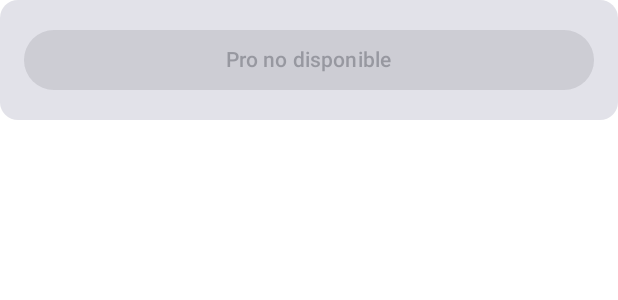
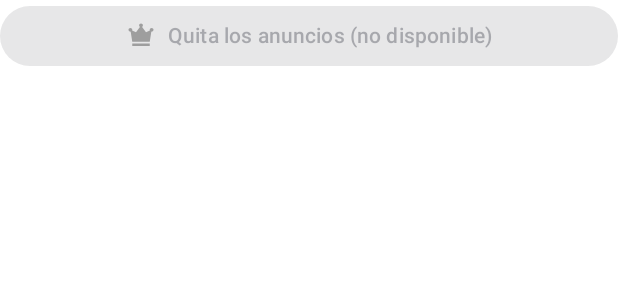
Before and after one commit to xerxes97/split_screen, an Android app built with Jetpack Compose: the @Preview function ProCardUnavailablePreview, on a phone screen of 412 x 824 dp. Shown: the top 300 px of the screen. Run offline under Robolectric (Android 15) with nearby library versions, the phone set to English and light mode, and no system bars.

Commit message:
feat: product ID from local.properties, BillingManager, crown UI
Move the Pro product ID to local.properties (PRO_PRODUCT_ID), validated
in the build script and injected as BuildConfig.PRO_PRODUCT_ID. A blank
ID shows Pro as unavailable and never revokes Pro. Rename
PlayBillingGateway to BillingManager and launchPurchase to
launchPurchaseFlow. ProCard shows a gold crown (Material Symbols) when
Pro, otherwise a "Quita los anuncios por solo {precio}" button with a
gray crown.

Co-Authored-By: Claude Opus 5.5 <noreply@anthropic.com>

```diff
--- a/app/build.gradle.kts
+++ b/app/build.gradle.kts
@@ -28,6 +28,12 @@ android {
 
         buildConfigField("String", "BASE_URL", "\"${localProperties.getProperty("BASE_URL", "")}\"")
         buildConfigField("String", "API_KEY", "\"${localProperties.getProperty("API_KEY", "")}\"")
+        // Play product ID: empty (Pro unavailable) or lowercase letters, digits, '_' and '.'.
+        val proProductId = localProperties.getProperty("PRO_PRODUCT_ID", "").trim()
+        if (proProductId.isNotEmpty() && !Regex("^[a-z0-9][a-z0-9_.]*$").matches(proProductId)) {
+            throw GradleException("Invalid PRO_PRODUCT_ID in local.properties: '$proProductId'")
+        }
+        buildConfigField("String", "PRO_PRODUCT_ID", "\"$proProductId\"")
     }
 
     buildTypes {
--- a/app/src/main/java/com/example/split_screen/Constants.kt
+++ b/app/src/main/java/com/example/split_screen/Constants.kt
@@ -40,10 +40,4 @@ object Constants {
         const val KEY_IS_PRO_USER = "is_pro_user"
         const val DEFAULT_IS_PRO_USER = false
     }
-
-    object Billing {
-        // TODO(deuda): placeholder. Must match the one-time product ID created
-        // in Play Console. See .progress/deuda.md (Tarea 7.1).
-        const val PRODUCT_ID_PRO = "pro_lifetime"
-    }
 }
--- a/app/src/main/java/com/example/split_screen/billing/PlayBillingGateway.kt
+++ b/app/src/main/java/com/example/split_screen/billing/BillingManager.kt
@@ -22,7 +22,7 @@ import java.util.concurrent.atomic.AtomicBoolean
 import kotlin.coroutines.resume
 
 /** [BillingGateway] backed by Google Play Billing. Call [close] when done. */
-class PlayBillingGateway(
+class BillingManager(
     context: Context,
     onPurchasesUpdated: () -> Unit,
 ) : BillingGateway {
@@ -55,7 +55,7 @@ class PlayBillingGateway(
     private var proDetails: ProductDetails? = null
 
     override suspend fun queryProProduct(productId: String): ProProduct? {
-        if (!connect()) return null
+        if (productId.isBlank() || !connect()) return null
         val product = QueryProductDetailsParams.Product.newBuilder()
             .setProductId(productId)
             .setProductType(BillingClient.ProductType.INAPP)
@@ -74,7 +74,7 @@ class PlayBillingGateway(
      * purchases listener, which triggers a sync.
      * @return false if the product was not loaded or Play refused to open.
      */
-    fun launchPurchase(activity: Activity): Boolean {
+    fun launchPurchaseFlow(activity: Activity): Boolean {
         val details = proDetails ?: return false
         val offerToken = details.oneTimePurchaseOfferDetailsList?.firstOrNull()?.offerToken
         val productParams = BillingFlowParams.ProductDetailsParams.newBuilder()
--- a/app/src/main/java/com/example/split_screen/ui/components/ProCard.kt
+++ b/app/src/main/java/com/example/split_screen/ui/components/ProCard.kt
@@ -1,27 +1,31 @@
 package com.example.split_screen.ui.components
 
-import androidx.compose.foundation.layout.Arrangement
-import androidx.compose.foundation.layout.Column
+import androidx.compose.foundation.layout.Box
+import androidx.compose.foundation.layout.Spacer
 import androidx.compose.foundation.layout.fillMaxWidth
-import androidx.compose.foundation.layout.padding
+import androidx.compose.foundation.layout.size
+import androidx.compose.foundation.layout.width
 import androidx.compose.material3.Button
-import androidx.compose.material3.Card
-import androidx.compose.material3.MaterialTheme
+import androidx.compose.material3.Icon
 import androidx.compose.material3.Text
 import androidx.compose.runtime.Composable
+import androidx.compose.ui.Alignment
 import androidx.compose.ui.Modifier
+import androidx.compose.ui.res.painterResource
 import androidx.compose.ui.res.stringResource
 import androidx.compose.ui.tooling.preview.Preview
 import androidx.compose.ui.unit.dp
 import com.example.split_screen.R
 import com.example.split_screen.billing.ProUiState
+import com.example.split_screen.ui.theme.ProCrownInactive
+import com.example.split_screen.ui.theme.ProGold
 import com.example.split_screen.ui.theme.Split_screenTheme
 
 /**
- * Tarjeta Pro: botón de compra o indicador de Pro activo.
+ * Pro area: gold crown in the top-right corner when the user owns Pro,
+ * otherwise the "remove ads" purchase button with a gray crown.
  *
- * Solo muestra [state] y emite [onBuy]; no conoce Billing. La compra previa
- * se recupera sola al sincronizar con Google Play en cada inicio.
+ * Only renders [state] and emits [onBuy]; knows nothing about Billing.
  */
 @Composable
 fun ProCard(
@@ -29,26 +33,43 @@ fun ProCard(
     onBuy: () -> Unit,
     modifier: Modifier = Modifier,
 ) {
-    Card(modifier = modifier.fillMaxWidth()) {
-        Column(
-            modifier = Modifier
-                .fillMaxWidth()
-                .padding(16.dp),
-            verticalArrangement = Arrangement.spacedBy(8.dp),
-        ) {
-            when (state) {
-                ProUiState.Pro -> Text(
-                    text = stringResource(R.string.pro_active),
-                    style = MaterialTheme.typography.titleMedium,
-                )
-                is ProUiState.Free -> Button(onClick = onBuy, modifier = Modifier.fillMaxWidth()) {
-                    Text(text = stringResource(R.string.pro_buy, state.formattedPrice))
-                }
-                ProUiState.Unavailable -> Button(onClick = {}, enabled = false, modifier = Modifier.fillMaxWidth()) {
-                    Text(text = stringResource(R.string.pro_unavailable))
-                }
-            }
+    when (state) {
+        ProUiState.Pro -> Box(modifier = modifier.fillMaxWidth()) {
+            Icon(
+                painter = painterResource(R.drawable.ic_crown),
+                contentDescription = stringResource(R.string.pro_crown_description),
+                tint = ProGold,
+                modifier = Modifier
+                    .align(Alignment.TopEnd)
+                    .size(32.dp),
+            )
         }
+        is ProUiState.Free -> RemoveAdsButton(
+            text = stringResource(R.string.pro_buy, state.formattedPrice),
+            enabled = true,
+            onClick = onBuy,
+            modifier = modifier,
+        )
+        ProUiState.Unavailable -> RemoveAdsButton(
+            text = stringResource(R.string.pro_unavailable),
+            enabled = false,
+            onClick = {},
+            modifier = modifier,
+        )
+    }
+}
+
+@Composable
+private fun RemoveAdsButton(text: String, enabled: Boolean, onClick: () -> Unit, modifier: Modifier) {
+    Button(onClick = onClick, enabled = enabled, modifier = modifier.fillMaxWidth()) {
+        Icon(
+            painter = painterResource(R.drawable.ic_crown),
+            contentDescription = null,
+            tint = ProCrownInactive,
+            modifier = Modifier.size(20.dp),
+        )
+        Spacer(modifier = Modifier.width(8.dp))
+        Text(text = text)
     }
 }
 
--- a/app/src/main/java/com/example/split_screen/ui/theme/Color.kt
+++ b/app/src/main/java/com/example/split_screen/ui/theme/Color.kt
@@ -9,3 +9,6 @@ val Pink80 = Color(0xFFEFB8C8)
 val Purple40 = Color(0xFF6650a4)
 val PurpleGrey40 = Color(0xFF625b71)
 val Pink40 = Color(0xFF7D5260)
+// Pro crown: gold when the user owns Pro, gray inside the purchase button.
+val ProGold = Color(0xFFD4AF37)
+val ProCrownInactive = Color(0xFF9E9E9E)
--- /dev/null
+++ b/app/src/main/res/drawable/ic_crown.xml
@@ -0,0 +1,13 @@
+<?xml version="1.0" encoding="utf-8"?>
+<!-- Material Symbols "crown" (outlined, filled), Apache License 2.0, https://fonts.google.com/icons -->
+<vector xmlns:android="http://schemas.android.com/apk/res/android"
+    android:width="24dp"
+    android:height="24dp"
+    android:viewportWidth="960"
+    android:viewportHeight="960">
+    <group android:translateY="960">
+        <path
+            android:fillColor="#FF000000"
+            android:pathData="M200,-160v-80h560v80H200Zm0,-140 -51,-321q-2,0 -4.5,0.5t-4.5,0.5q-25,0 -42.5,-17.5T80,-680q0,-25 17.5,-42.5T140,-740q25,0 42.5,17.5T200,-680q0,7 -1.5,13t-3.5,11l125,56 125,-171q-11,-8 -18,-21t-7,-28q0,-25 17.5,-42.5T480,-880q25,0 42.5,17.5T540,-820q0,15 -7,28t-18,21l125,171 125,-56q-2,-5 -3.5,-11t-1.5,-13q0,-25 17.5,-42.5T820,-740q25,0 42.5,17.5T880,-680q0,25 -17.5,42.5T820,-620q-2,0 -4.5,-0.5t-4.5,-0.5l-51,321H200Z" />
+    </group>
+</vector>
--- a/app/src/main/res/values/strings.xml
+++ b/app/src/main/res/values/strings.xml
@@ -13,8 +13,8 @@
     <string name="launch_error_top_not_launchable">La app superior no se puede abrir</string>
     <string name="launch_error_bottom_not_found">La app inferior ya no está instalada</string>
     <string name="launch_error_bottom_not_launchable">La app inferior no se puede abrir</string>
-    <string name="pro_buy">Hazte Pro – %1$s</string>
-    <string name="pro_active">Pro activo</string>
-    <string name="pro_unavailable">Pro no disponible</string>
+    <string name="pro_buy">Quita los anuncios por solo %1$s</string>
+    <string name="pro_crown_description">Usuario Pro</string>
+    <string name="pro_unavailable">Quita los anuncios (no disponible)</string>
     <string name="pro_billing_error">No se pudo conectar con Google Play</string>
 </resources>
```
Also changed, not shown: app/src/main/java/com/example/split_screen/MainActivity.kt (+6 -6 lines), app/src/main/java/com/example/split_screen/billing/ProStatusSyncer.kt (+5 -3 lines), 3 other files.
